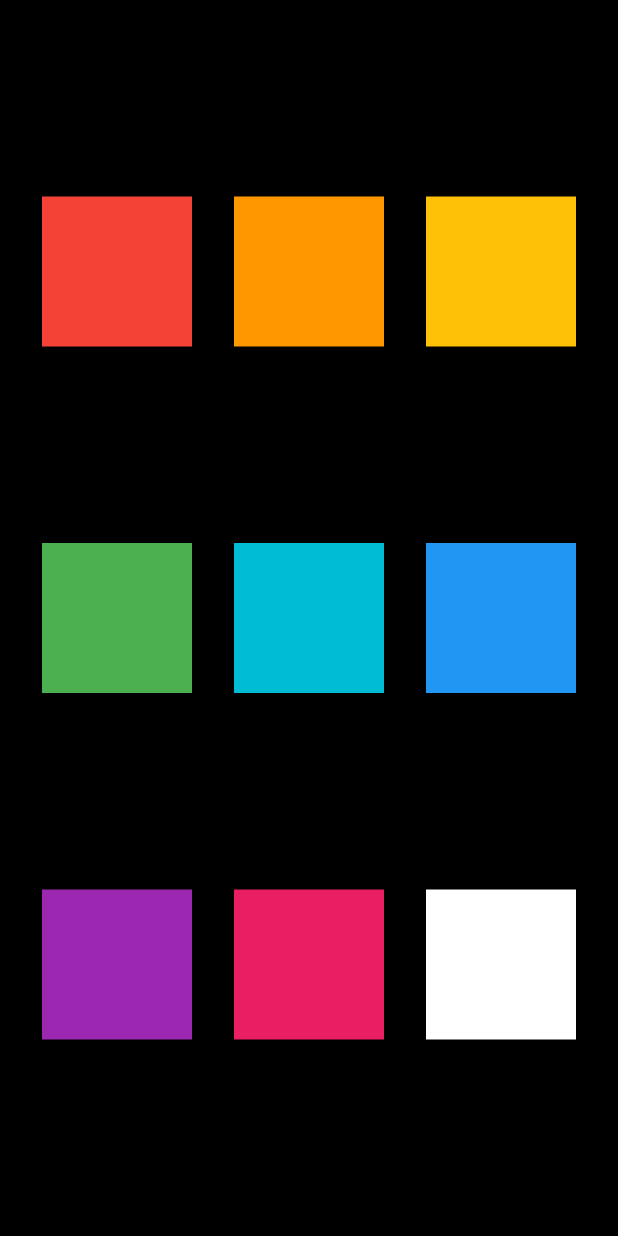
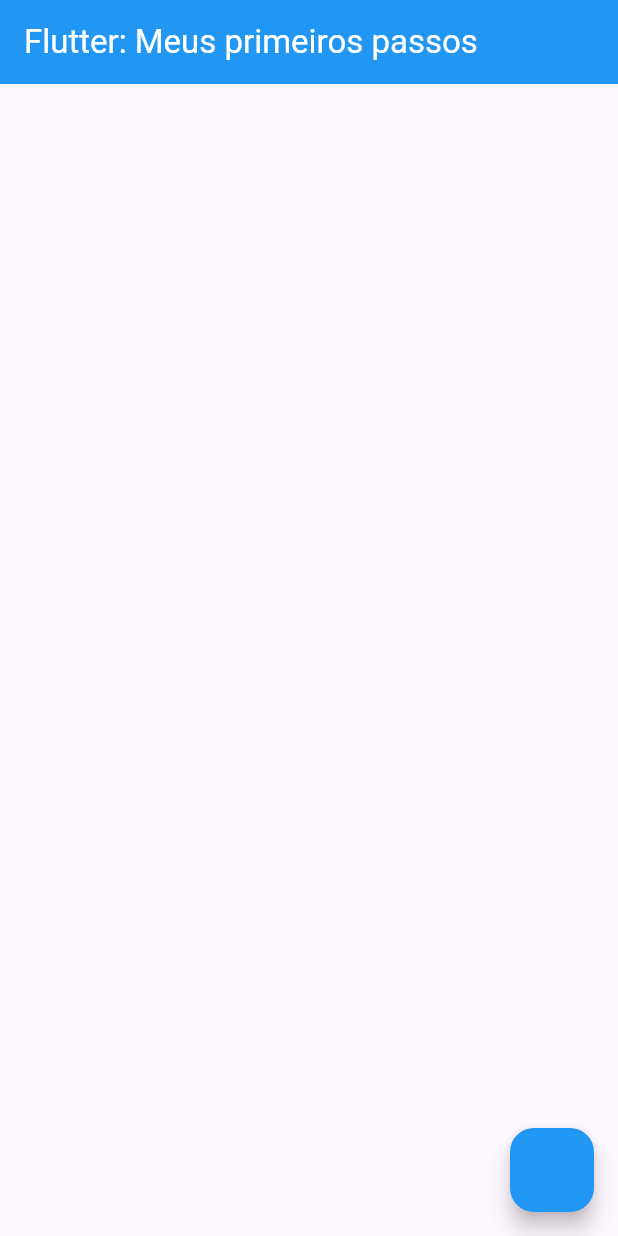
Before and after one commit to linusmanuel/learn-flutter, a Flutter app: the screen it shows after launch, on a phone screen of 412 x 824 dp. Run offline on Flutter 3.47's test engine with Material 3 defaults, Android fonts, the phone set to English and light mode, and no system bars.

Commit message:
3: novo widget scaffold

```diff
--- a/lib/grid.dart
+++ b/lib/grid.dart
@@ -1,67 +1,40 @@
 import 'package:flutter/material.dart';
 
-myGridLayout() {
+
+_buildContainer({Color color = Colors.black}) {
+  return Container(
+    color: color,
+    width: 120,
+    height: 120,
+  );
+}
+
+Column myGridLayout() {
   return Column(
     mainAxisAlignment: MainAxisAlignment.spaceEvenly,
     children: [
       Row(
         mainAxisAlignment: MainAxisAlignment.spaceEvenly,
         children: [
-          Container(
-            color: Colors.red,
-            width: 100,
-            height: 100,
-          ),
-          Container(
-            color: Colors.orange,
-            width: 100,
-            height: 100,
-          ),
-          Container(
-            color: Colors.amber,
-            width: 100,
-            height: 100,
-          )
+          _buildContainer(color: Colors.red),
+          _buildContainer(color: Colors.orange),
+          _buildContainer(color: Colors.amber)
         ],
       ),
       Row(
         mainAxisAlignment: MainAxisAlignment.spaceEvenly,
         children: [
-          Container(
-            color: Colors.green,
-            width: 100,
-            height: 100,
-          ),
-          Container(
-            color: Colors.cyan,
-            width: 100,
-            height: 100,
-          ),
-          Container(
-            color: Colors.blue,
-            width: 100,
-            height: 100,
-          )
+          _buildContainer(color: Colors.green),
+          _buildContainer(color: Colors.cyan),
+          _buildContainer(color: Colors.blue)
         ],
       ),
       Row(
         mainAxisAlignment: MainAxisAlignment.spaceEvenly,
         children: [
-          Container(
-            color: Colors.purple,
-            width: 100,
-            height: 100,
-          ),
-          Container(
-            color: Colors.pink,
-            width: 100,
-            height: 100,
-          ),
-          Container(
-            color: Colors.white,
-            width: 100,
-            height: 100,
-          )
+          _buildContainer(color: Colors.purple),
+          _buildContainer(color: Colors.pink),
+          _buildContainer(color: Colors.white)
         ],
       )
     ],
--- a/lib/main.dart
+++ b/lib/main.dart
@@ -3,26 +3,6 @@ import 'package:nosso_primeiro_projeto/grid.dart';
 
 void main() {
   runApp(const MyApp());
-}
-
-Stack _buildStack({
-  Color colorFist = Colors.blue,
-  Color colorSecond = Colors.amber}) {
-  return  Stack(
-    alignment: AlignmentDirectional.center,
-    children: [
-      Container(
-        width: 150,
-        height: 150,
-        color: colorFist,
-      ),
-      Container(
-        width: 100,
-        height: 100,
-        color: colorSecond,
-      ),
-    ],
-  );
 }
 
 class MyApp extends StatelessWidget {
@@ -36,9 +16,14 @@ class MyApp extends StatelessWidget {
         colorScheme: ColorScheme.fromSeed(seedColor: Colors.deepPurple),
         useMaterial3: true,
       ),
-      home: Container(
-        color: Colors.black,
-        child: myGridLayout(),
+      home: Scaffold(
+        appBar: AppBar(
+          backgroundColor: Colors.blue,
+          title: Text("Flutter: Meus primeiros passos",
+            style: TextStyle(color: Colors.white),),
+        ),
+        body: Container(),
+        floatingActionButton: FloatingActionButton(onPressed: (){}, backgroundColor: Colors.blue,),
       ),
     );
   }
```
